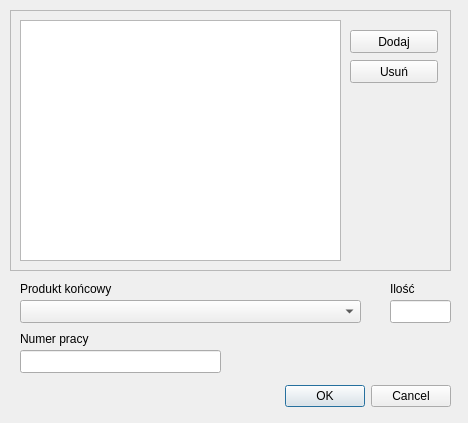
Above: preparework.ui from lkucz/magazyn before the change. Below: the same form after it.
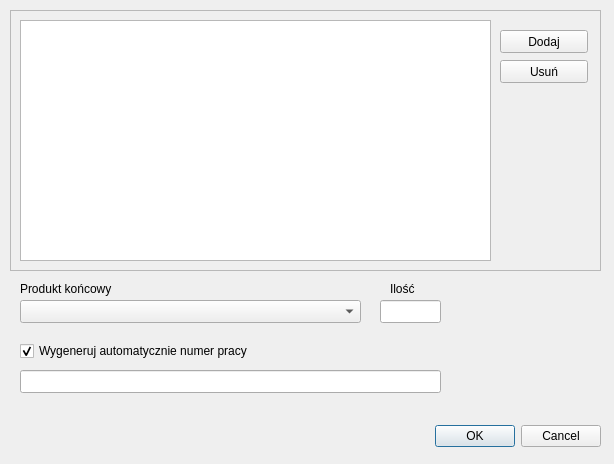
That is the form after the change.

```diff
--- a/preparework.ui
+++ b/preparework.ui
@@ -6,8 +6,8 @@
    <rect>
     <x>0</x>
     <y>0</y>
-    <width>468</width>
-    <height>423</height>
+    <width>614</width>
+    <height>464</height>
    </rect>
   </property>
   <property name="windowTitle">
@@ -16,8 +16,8 @@
   <widget class="QDialogButtonBox" name="buttonBox">
    <property name="geometry">
     <rect>
-     <x>110</x>
-     <y>380</y>
+     <x>260</x>
+     <y>420</y>
      <width>341</width>
      <height>32</height>
     </rect>
@@ -34,7 +34,7 @@
     <rect>
      <x>10</x>
      <y>10</y>
-     <width>441</width>
+     <width>591</width>
      <height>261</height>
     </rect>
    </property>
@@ -47,7 +47,7 @@
    <widget class="QPushButton" name="addButton">
     <property name="geometry">
      <rect>
-      <x>340</x>
+      <x>490</x>
       <y>20</y>
       <width>88</width>
       <height>23</height>
@@ -60,7 +60,7 @@
    <widget class="QPushButton" name="deleteButton">
     <property name="geometry">
      <rect>
-      <x>340</x>
+      <x>490</x>
       <y>50</y>
       <width>88</width>
       <height>23</height>
@@ -75,7 +75,7 @@
      <rect>
       <x>10</x>
       <y>10</y>
-      <width>321</width>
+      <width>471</width>
       <height>241</height>
      </rect>
     </property>
@@ -97,7 +97,7 @@
   <widget class="QLineEdit" name="qtLineEdit">
    <property name="geometry">
     <rect>
-     <x>390</x>
+     <x>380</x>
      <y>300</y>
      <width>61</width>
      <height>23</height>
@@ -108,11 +108,14 @@
    <property name="geometry">
     <rect>
      <x>20</x>
-     <y>350</y>
-     <width>201</width>
+     <y>370</y>
+     <width>421</width>
      <height>23</height>
     </rect>
    </property>
+   <property name="frame">
+    <bool>true</bool>
+   </property>
   </widget>
   <widget class="QLabel" name="label">
    <property name="geometry">
@@ -127,19 +130,6 @@
     <string>Produkt końcowy</string>
    </property>
   </widget>
-  <widget class="QLabel" name="label_2">
-   <property name="geometry">
-    <rect>
-     <x>20</x>
-     <y>330</y>
-     <width>91</width>
-     <height>18</height>
-    </rect>
-   </property>
-   <property name="text">
-    <string>Numer pracy</string>
-   </property>
-  </widget>
   <widget class="QLabel" name="label_3">
    <property name="geometry">
     <rect>
@@ -153,6 +143,22 @@
     <string>Ilość</string>
    </property>
   </widget>
+  <widget class="QCheckBox" name="checkBox">
+   <property name="geometry">
+    <rect>
+     <x>20</x>
+     <y>340</y>
+     <width>291</width>
+     <height>22</height>
+    </rect>
+   </property>
+   <property name="text">
+    <string>Wygeneruj automatycznie numer pracy</string>
+   </property>
+   <property name="checked">
+    <bool>true</bool>
+   </property>
+  </widget>
  </widget>
  <resources/>
  <connections>
```
Left out of the diff: 39 changed lines with no effect on the pictures.
